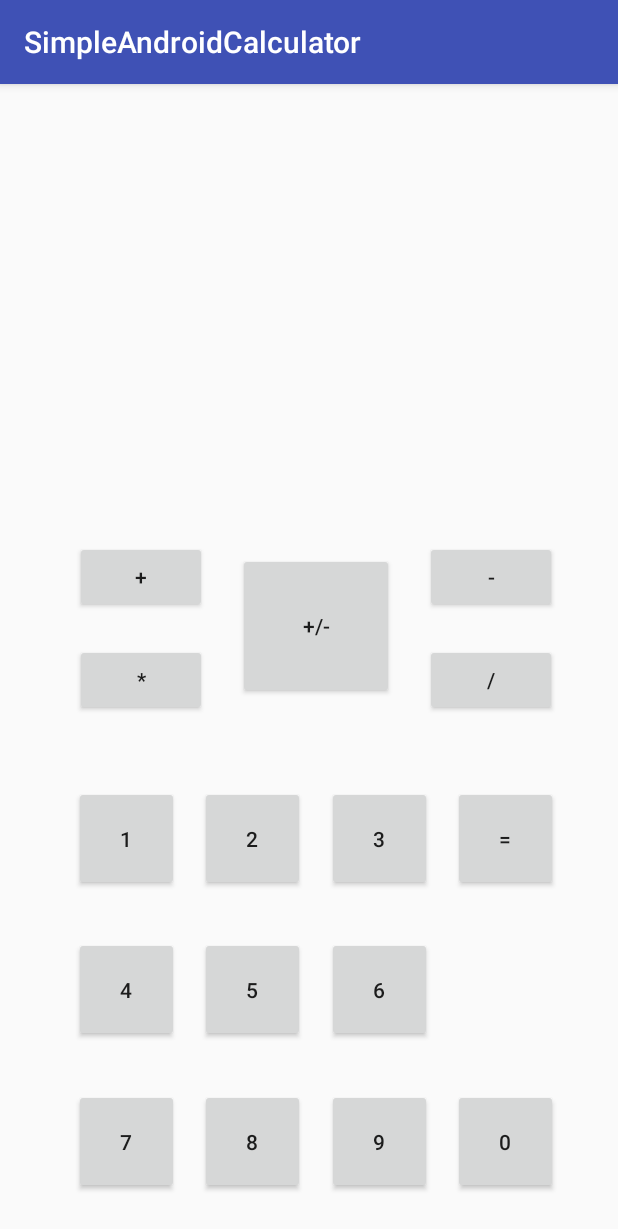
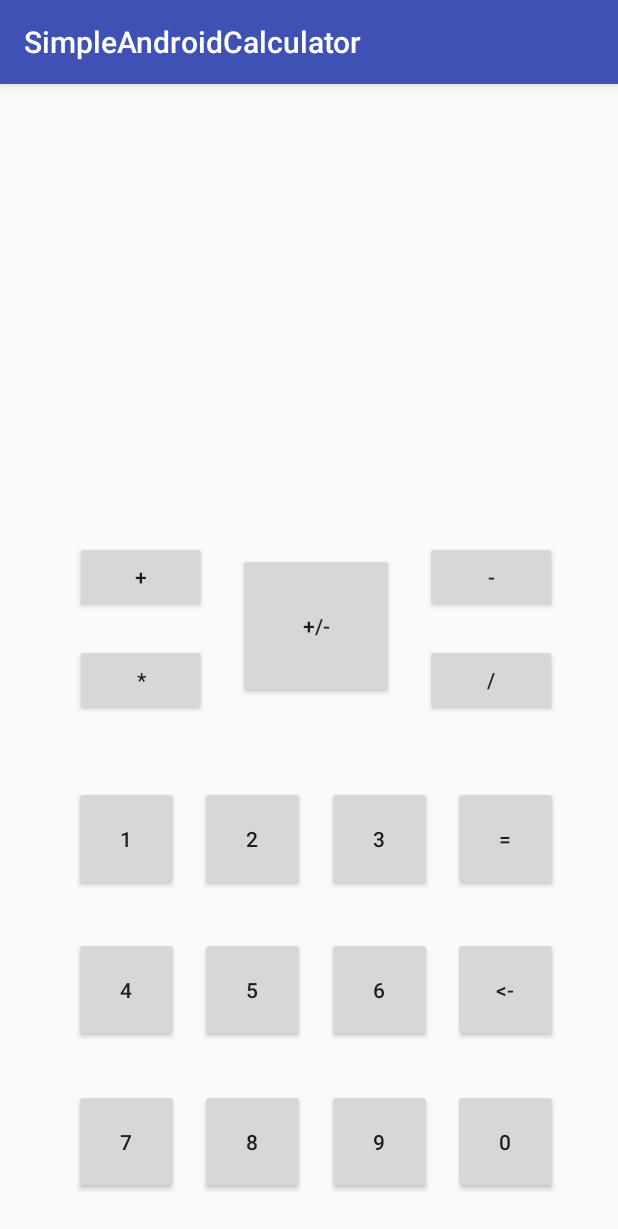
Before and after one commit to shif3r/SimpleAndroidCalculator, an Android app: the screen it shows after launch (MainActivity), on a phone screen of 412 x 824 dp. Shown: the top 1229 px of the screen. Run offline under Robolectric (Android 15) with nearby library versions, the phone set to English and light mode, and no system bars.

Commit message:
Update #4
Fixing inputng numbers and add backspace functional

```diff
--- a/app/src/main/java/com/shif3r/simpleandroidcalculator/MainActivity.java
+++ b/app/src/main/java/com/shif3r/simpleandroidcalculator/MainActivity.java
@@ -6,14 +6,13 @@ import android.view.View;
 import android.widget.Button;
 import android.widget.TextView;
 
-import static java.sql.Types.NULL;
-
 public class MainActivity extends AppCompatActivity {
     TextView resultOut;
-    String strResult;
-    Button plusButton, minusButton, divideButton, multiplyButton, resultButton;
+    boolean flagchanges = false;
+    String strResult, strFirstNumber;
+    Button plusButton, minusButton, divideButton, multiplyButton, resultButton, deleteButton;
     Button button1,button2,button3,button4,button5,button6,button7,button8,button9,button0;
-    int firstNumber = NULL, secondNumber = NULL;
+    int firstNumber = 0;// secondNumber = 0;
     @Override
     protected void onCreate(Bundle savedInstanceState) {
         super.onCreate(savedInstanceState);
@@ -34,19 +33,20 @@ public class MainActivity extends AppCompatActivity {
         divideButton=findViewById(R.id.buttonDivide);
         multiplyButton=findViewById(R.id.buttonMultiply);
         resultButton=findViewById(R.id.resultButton);
+        deleteButton=findViewById(R.id.deleteButton);
         View.OnClickListener numberClick = new View.OnClickListener(){
             @Override
             public void onClick(View view) {
                 String text = ((TextView) view).getText().toString();
-                String strFirstNumber;
                 strFirstNumber = String.valueOf(firstNumber);
+                if(!strFirstNumber.equals("0")){
+                    strFirstNumber = strFirstNumber + text;
+                }
                 if(strFirstNumber.equals("0")) {
                     strFirstNumber = text;
-                    firstNumber = Integer.parseInt(strFirstNumber);
-                } else{
-                    strFirstNumber = strFirstNumber + text;
-                    firstNumber = Integer.parseInt(strFirstNumber);
+                    //flagchanges = true;
                 }
+                firstNumber = Integer.parseInt(strFirstNumber);
                 resultOut.setText(strFirstNumber);
             }
         };
@@ -66,7 +66,6 @@ public class MainActivity extends AppCompatActivity {
                 String text = ((TextView)view).getText().toString();
                 switch (text){
                     case "+":
-
                         break;
                     case "-":
                         break;
@@ -79,5 +78,20 @@ public class MainActivity extends AppCompatActivity {
                 }
             }
         };
+        plusButton.setOnClickListener(operatorClick);
+        minusButton.setOnClickListener(operatorClick);
+        divideButton.setOnClickListener(operatorClick);
+        multiplyButton.setOnClickListener(operatorClick);
+        View.OnClickListener delete = new View.OnClickListener() {
+            @Override
+            public void onClick(View view) {
+                strFirstNumber = String.valueOf(firstNumber);
+                if(strFirstNumber.length()>1) strFirstNumber = strFirstNumber.substring(0, strFirstNumber.length()-1);
+                else strFirstNumber = "0";
+                firstNumber = Integer.parseInt(strFirstNumber);
+                resultOut.setText(strFirstNumber);
+            }
+        };
+        deleteButton.setOnClickListener(delete);
     }
 }
--- a/app/src/main/res/layout/activity_main.xml
+++ b/app/src/main/res/layout/activity_main.xml
@@ -35,6 +35,22 @@
             app:layout_constraintStart_toStartOf="parent"
             app:layout_constraintTop_toTopOf="parent"
             app:layout_constraintVertical_bias="0.679" />
+
+        <Button
+            android:id="@+id/deleteButton"
+            android:layout_width="70dp"
+            android:layout_height="70dp"
+            android:layout_marginBottom="8dp"
+            android:layout_marginEnd="8dp"
+            android:layout_marginStart="8dp"
+            android:layout_marginTop="8dp"
+            android:text="&lt;-"
+            app:layout_constraintBottom_toBottomOf="parent"
+            app:layout_constraintEnd_toEndOf="parent"
+            app:layout_constraintHorizontal_bias="0.922"
+            app:layout_constraintStart_toStartOf="parent"
+            app:layout_constraintTop_toTopOf="parent"
+            app:layout_constraintVertical_bias="0.83"/>
 
         <Button
             android:id="@+id/buttonDivide"
```
